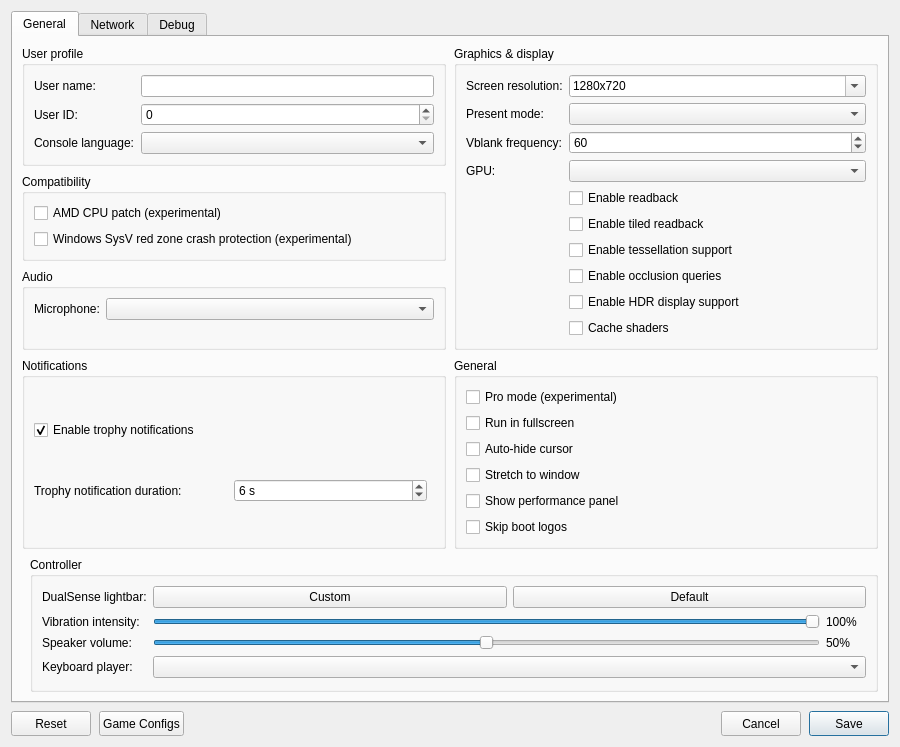
rezesferi/KytyPS5-GTA, file src/launcher/forms/configuration_edit_dialog.ui: the form before one commit.
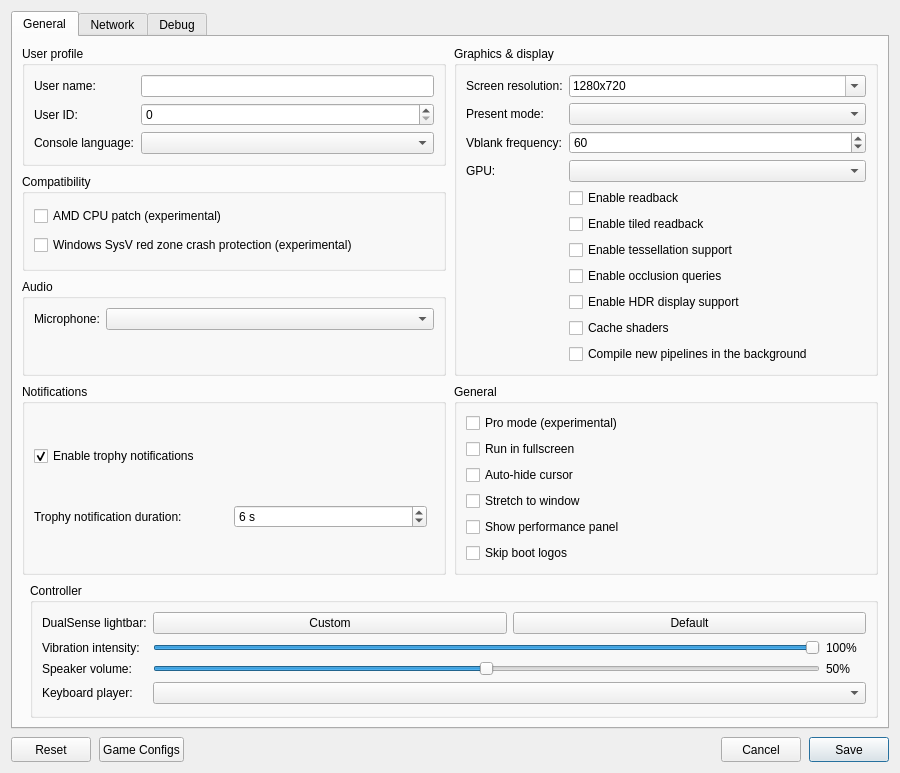
The form after the commit. Custom widgets are drawn as their Qt base class.

Commit message: graphics: create new pipelines in the background and skip their draws

```diff
--- a/src/launcher/forms/configuration_edit_dialog.ui
+++ b/src/launcher/forms/configuration_edit_dialog.ui
@@ -209,6 +209,12 @@
               <property name="text"><string>Cache shaders</string></property>
              </widget>
             </item>
+            <item row="11" column="1">
+             <widget class="QCheckBox" name="checkBox_async_pipelines">
+              <property name="toolTip"><string>Compile new pipelines in the background and skip the draws that need them meanwhile: an object may appear a moment late the first time it is seen, instead of the game stuttering.</string></property>
+              <property name="text"><string>Compile new pipelines in the background</string></property>
+             </widget>
+            </item>
            </layout>
           </widget>
          </item>
```
The commit also changes 12 other files.
